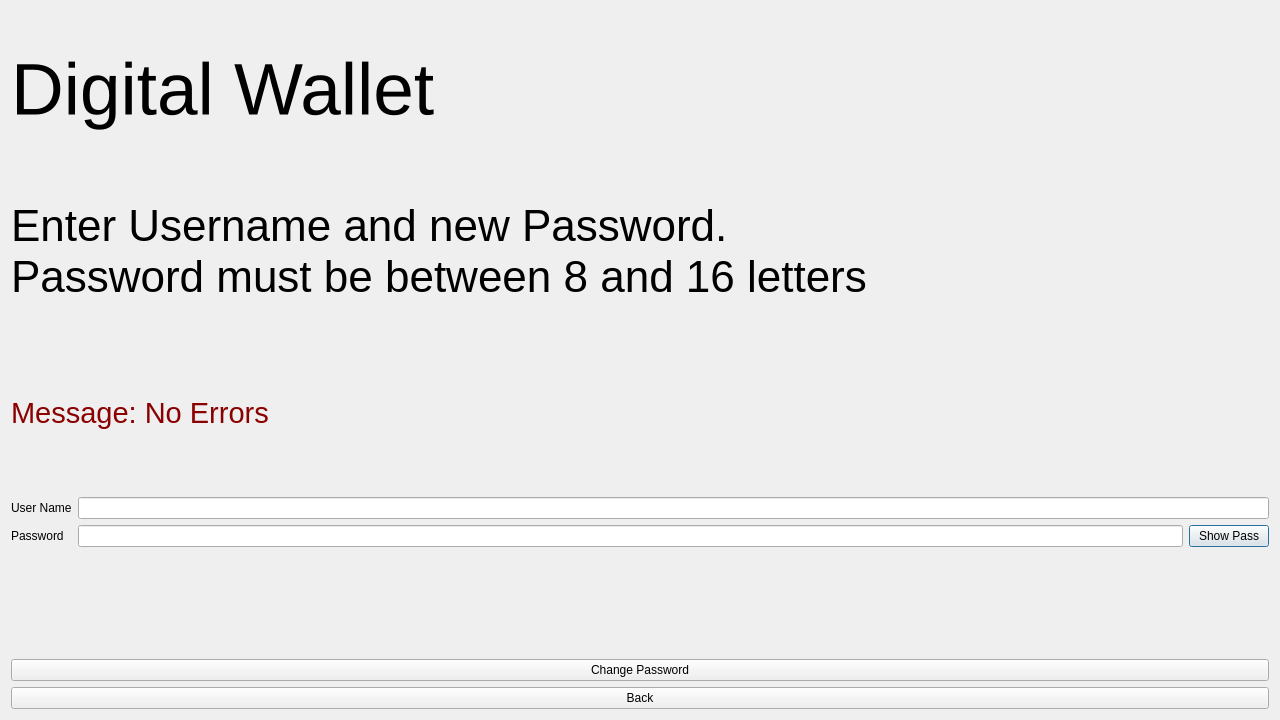
This is Ds_project/forgetpasswordwindow.ui in mohamed-khalid-gamal/Ds_Project as Qt 5 draws it before an edit. The edited form follows.
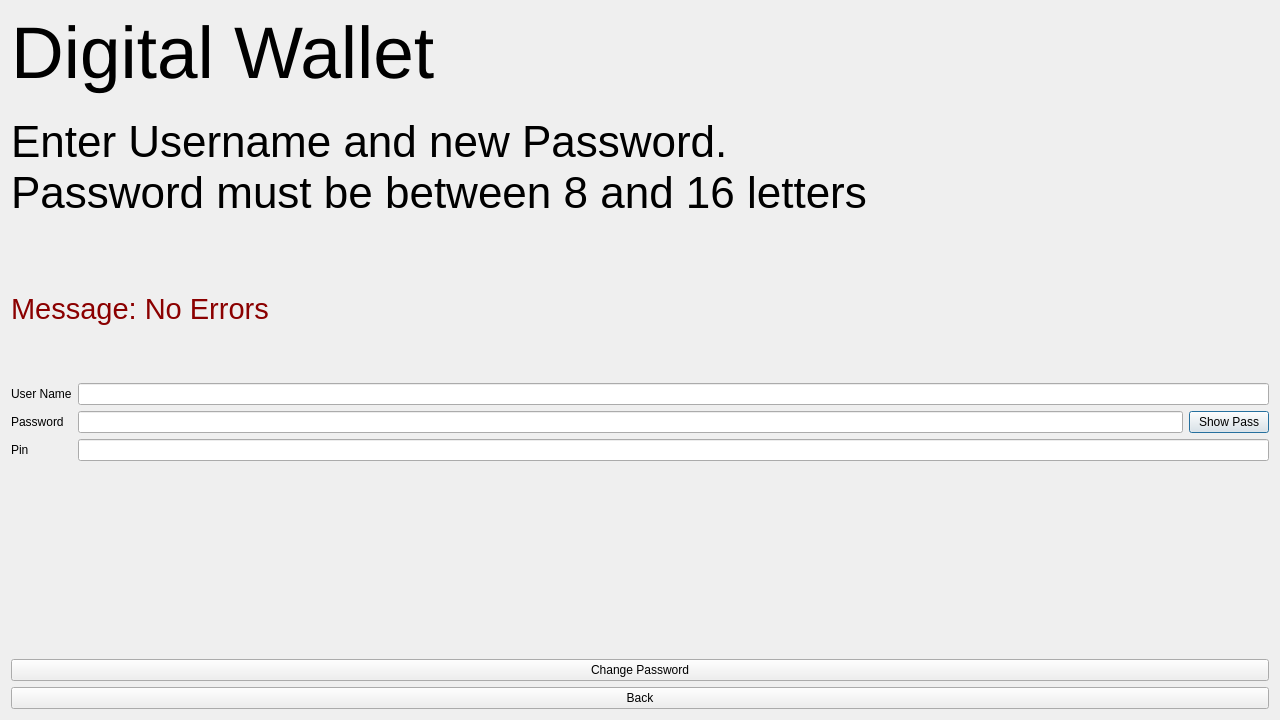
This is the edited form.

```diff
--- a/Ds_project/forgetpasswordwindow.ui
+++ b/Ds_project/forgetpasswordwindow.ui
@@ -15,6 +15,8 @@
   </property>
   <layout class="QVBoxLayout" name="verticalLayout_3">
    <item>
+    <layout class="QVBoxLayout" name="verticalLayout">
+     <item>
     <widget class="QLabel" name="label">
      <property name="font">
       <font>
@@ -69,6 +71,8 @@
      </property>
     </widget>
    </item>
+    </layout>
+   </item>
    <item>
     <layout class="QFormLayout" name="formLayout_2">
      <item row="0" column="0">
@@ -106,6 +110,16 @@
        </item>
       </layout>
      </item>
+     <item row="2" column="1">
+      <widget class="QLineEdit" name="lineEdit"/>
+     </item>
+     <item row="2" column="0">
+      <widget class="QLabel" name="label_2">
+       <property name="text">
+        <string>Pin</string>
+       </property>
+      </widget>
+     </item>
     </layout>
    </item>
    <item>
```
Left out of the diff: 2 changed lines with no effect on the pictures. Lines whose indentation alone changed are shown as unchanged.
